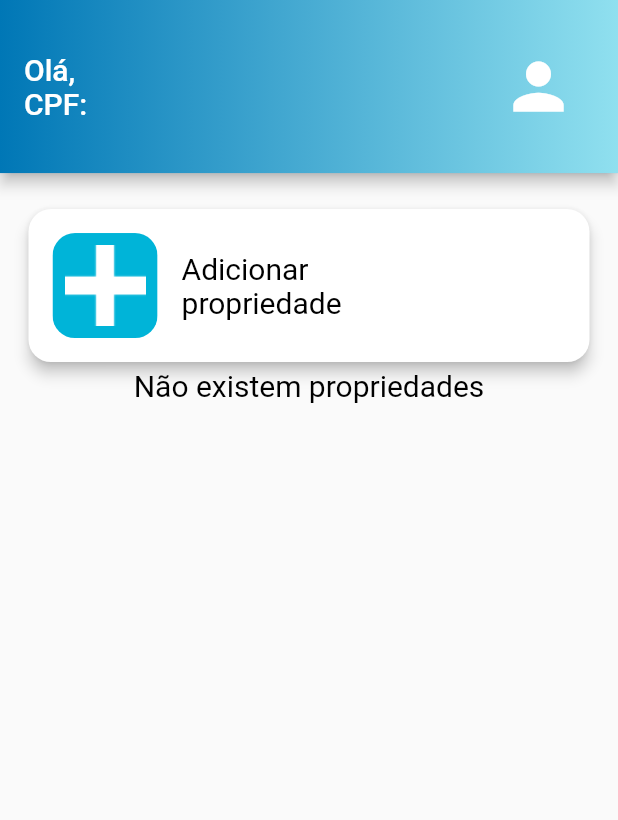
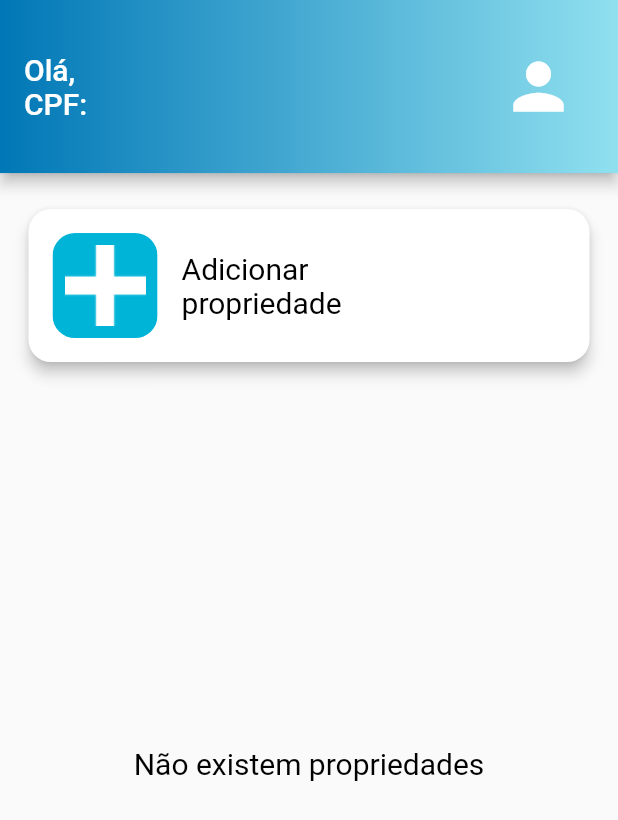
Before and after one commit to UnBArqDsw2021-2/2021.2_G4_CadernetaDeCampoDigital_Mobile, a Flutter app: the HomeProdutorPage screen opened directly, on a phone screen of 412 x 824 dp. Shown: the top 820 px of the screen. Run offline on Flutter 3.47's test engine with Material 2 defaults, Android fonts, the light colour scheme and no system bars; our stand-ins replace dio, flutter_svg, mask_text_input_formatter, shimmer, tuple; missing offline and left inert: cpf_cnpj_validator; accounts and stored records are empty; network calls fail; Roboto replaces fonts that are missing (Roboto-Bold, Roboto-Regular).

Commit message:
#160 Ajustando scroll home_produtor e texto do estate_card

```diff
--- a/lib/components/estate_card.dart
+++ b/lib/components/estate_card.dart
@@ -15,8 +15,8 @@ class EstateCard extends StatelessWidget {
     return estate.cidade + ' ' + estate.estado + ' cep: ' + estate.cep;
   }
 
-  int getQtdTalhoes() {
-    return estate.talhoes.length;
+  String getQtdTalhoes() {
+    return 'Número de talhões: '+  estate.talhoes.length.toString();
   }
 
   @override
@@ -80,7 +80,7 @@ class EstateCard extends StatelessWidget {
                       maxLines: 2,
                     ),
                     Text(
-                      getQtdTalhoes().toString(),
+                      getQtdTalhoes(),
                       style: Utils.estateTextStyle,
                       overflow: TextOverflow.ellipsis,
                     ),
--- a/lib/controllers/home_produtor/home_produtor_controller.dart
+++ b/lib/controllers/home_produtor/home_produtor_controller.dart
@@ -70,6 +70,7 @@ class HomeProdutorController {
   }
 
   void setData(data) {
+    estates = [];
     for (dynamic estate in data) {
       var produtor = estate['produtor'];
       Tecnico tecnico = estate['tecnico'] == null
--- a/lib/pages/home_produtor/home_produtor.dart
+++ b/lib/pages/home_produtor/home_produtor.dart
@@ -27,15 +27,11 @@ class _HomeProdutorPageState extends State<HomeProdutorPage> {
       body: Column(
         children: [
           RoundedImagebutton(
-            contents: Column(
-              children: <Widget>[
-                Center(
+            contents: Center(
               child: Text(
                 'Adicionar\npropriedade',
                 style: Utils.estateTextStyle,
               ),
-                ),
-              ],
             ),
             image: 'assets/plus.png',
             onPressed: () {
@@ -47,14 +43,17 @@ class _HomeProdutorPageState extends State<HomeProdutorPage> {
             },
             backgroundColor: MyColors().blue,
           ),
-          FutureBuilder(
+          Container(
+            padding: EdgeInsets.symmetric(vertical: 4),
+            height: size.height * 0.64,
+            child: FutureBuilder(
               future: homeProdutorController.getEstates(),
               builder: (context, snapshot) {
                 return snapshot.connectionState == ConnectionState.done
                     ? snapshot.data == true
                         ? ListView.builder(
                             padding: const EdgeInsets.all(8),
-                          itemCount: 2,
+                            itemCount: homeProdutorController.estates.length,
                             itemBuilder: (context, index) {
                               return EstateCard(
                                 estate: homeProdutorController.estates[index],
@@ -70,6 +69,7 @@ class _HomeProdutorPageState extends State<HomeProdutorPage> {
                     : Loading();
               },
             ),
+          ),
         ],
       ),
     );
```
Lines whose indentation alone changed are shown as unchanged.
